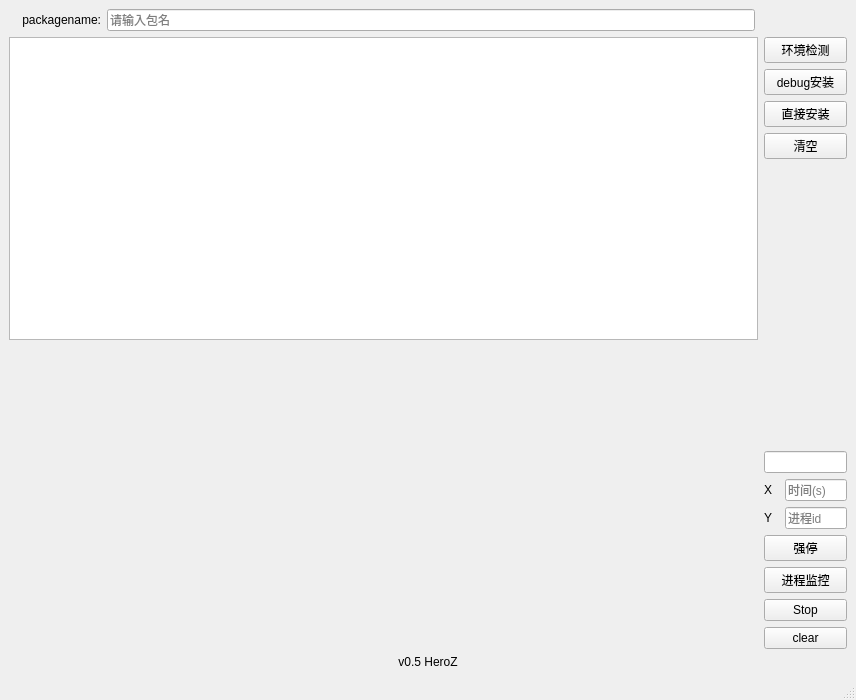
Above: ui/newtoolui.ui from HeroZ6/haiwaitest_tool before the change. Below: the same form after it.
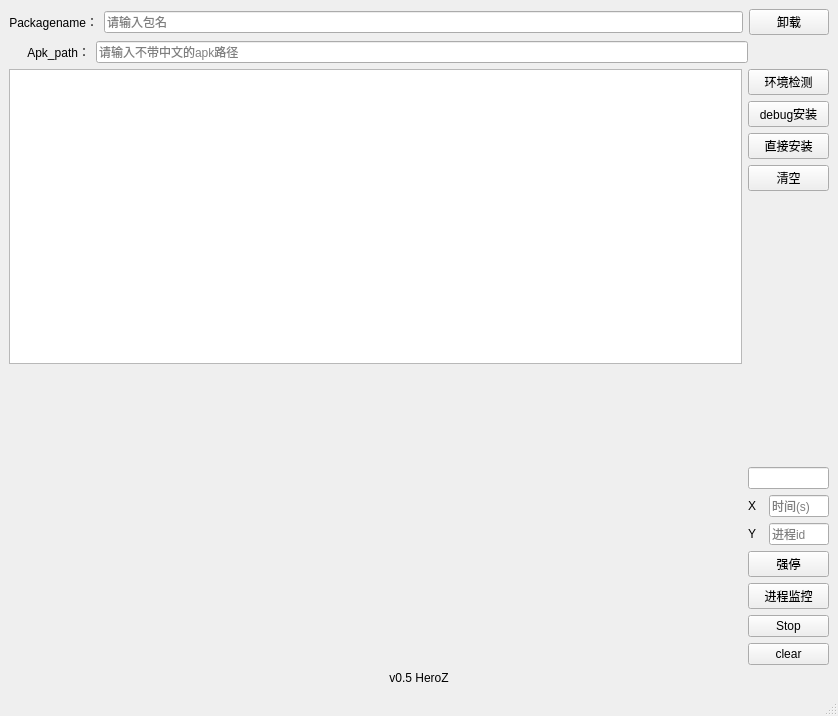
That is the form after the change. Custom widgets are drawn as their Qt base class.

Commit message: 引入东哥debug模块增加卸载安装和反编辑包获取包名功能。

What changed in the file:
```diff
--- a/ui/newtoolui.ui
+++ b/ui/newtoolui.ui
@@ -6,8 +6,8 @@
    <rect>
     <x>0</x>
     <y>0</y>
-    <width>856</width>
-    <height>700</height>
+    <width>838</width>
+    <height>716</height>
    </rect>
   </property>
   <property name="windowTitle">
@@ -18,25 +18,11 @@
     <item>
      <layout class="QVBoxLayout" name="outer_all">
       <item>
-       <layout class="QHBoxLayout" name="ouertui_2" stretch="1">
-        <item>
-         <layout class="QHBoxLayout" name="input_ui" stretch="1,7,1">
-          <property name="sizeConstraint">
-           <enum>QLayout::SetDefaultConstraint</enum>
-          </property>
+       <layout class="QHBoxLayout" name="package_2" stretch="1,8,1">
           <item>
            <widget class="QLabel" name="label">
-            <property name="sizePolicy">
-             <sizepolicy hsizetype="Ignored" vsizetype="Fixed">
-              <horstretch>0</horstretch>
-              <verstretch>0</verstretch>
-             </sizepolicy>
-            </property>
             <property name="text">
-             <string>packagename:</string>
-            </property>
-            <property name="textFormat">
-             <enum>Qt::AutoText</enum>
+           <string>Packagename：</string>
             </property>
             <property name="alignment">
              <set>Qt::AlignRight|Qt::AlignTrailing|Qt::AlignVCenter</set>
@@ -45,52 +31,53 @@
           </item>
           <item>
            <widget class="QLineEdit" name="packname_input">
-            <property name="sizePolicy">
-             <sizepolicy hsizetype="Ignored" vsizetype="Fixed">
-              <horstretch>0</horstretch>
-              <verstretch>0</verstretch>
-             </sizepolicy>
-            </property>
-            <property name="minimumSize">
-             <size>
-              <width>0</width>
-              <height>0</height>
-             </size>
-            </property>
-            <property name="maximumSize">
-             <size>
-              <width>700</width>
-              <height>16777215</height>
-             </size>
-            </property>
-            <property name="layoutDirection">
-             <enum>Qt::LeftToRight</enum>
-            </property>
-            <property name="inputMask">
-             <string/>
-            </property>
-            <property name="text">
-             <string/>
-            </property>
             <property name="placeholderText">
              <string>请输入包名</string>
             </property>
-            <property name="clearButtonEnabled">
-             <bool>false</bool>
-            </property>
-           </widget>
-          </item>
+         </widget>
+        </item>
+        <item>
+         <widget class="QPushButton" name="uninstall_bt">
+          <property name="sizePolicy">
+           <sizepolicy hsizetype="Ignored" vsizetype="Fixed">
+            <horstretch>0</horstretch>
+            <verstretch>0</verstretch>
+           </sizepolicy>
+          </property>
+          <property name="text">
+           <string>卸载</string>
+          </property>
+         </widget>
+        </item>
+       </layout>
+      </item>
           <item>
-           <spacer name="horizontalSpacer">
+       <layout class="QHBoxLayout" name="path" stretch="1,8,1">
+        <item>
+         <widget class="QLabel" name="label_2">
+          <property name="text">
+           <string>Apk_path：</string>
+          </property>
+          <property name="alignment">
+           <set>Qt::AlignRight|Qt::AlignTrailing|Qt::AlignVCenter</set>
+          </property>
+         </widget>
+        </item>
+        <item>
+         <widget class="QLineEdit" name="apk_path">
+          <property name="placeholderText">
+           <string>请输入不带中文的apk路径</string>
+          </property>
+         </widget>
+        </item>
+        <item>
+         <spacer name="horizontalSpacer_2">
             <property name="orientation">
              <enum>Qt::Horizontal</enum>
             </property>
-            <property name="sizeType">
-             <enum>QSizePolicy::Ignored</enum>
-            </property>
             <property name="sizeHint" stdset="0">
              <size>
-              <width>80</width>
+            <width>40</width>
               <height>20</height>
              </size>
             </property>
@@ -98,8 +85,6 @@
           </item>
          </layout>
         </item>
-       </layout>
-      </item>
       <item>
        <layout class="QHBoxLayout" name="outerui_1" stretch="9,1">
         <item>
@@ -113,7 +98,7 @@
           <item>
            <widget class="QPlainTextEdit" name="result_label">
             <property name="sizePolicy">
-             <sizepolicy hsizetype="Expanding" vsizetype="Expanding">
+             <sizepolicy hsizetype="Ignored" vsizetype="Expanding">
               <horstretch>0</horstretch>
               <verstretch>1</verstretch>
              </sizepolicy>
@@ -123,7 +108,7 @@
           <item>
            <widget class="PlotWidget" name="historyPlot" native="true">
             <property name="sizePolicy">
-             <sizepolicy hsizetype="Preferred" vsizetype="Preferred">
+             <sizepolicy hsizetype="Ignored" vsizetype="Preferred">
               <horstretch>0</horstretch>
               <verstretch>1</verstretch>
              </sizepolicy>
@@ -138,20 +123,38 @@
            <layout class="QVBoxLayout" name="verticalLayout" stretch="1,1,1,1,6,0,0,0,0">
             <item>
              <widget class="QPushButton" name="env_button">
+              <property name="sizePolicy">
+               <sizepolicy hsizetype="Ignored" vsizetype="Fixed">
+                <horstretch>0</horstretch>
+                <verstretch>0</verstretch>
+               </sizepolicy>
+              </property>
               <property name="text">
                <string>环境检测</string>
               </property>
              </widget>
             </item>
             <item>
-             <widget class="QPushButton" name="pushButton_3">
+             <widget class="QPushButton" name="debug_install">
+              <property name="sizePolicy">
+               <sizepolicy hsizetype="Ignored" vsizetype="Fixed">
+                <horstretch>0</horstretch>
+                <verstretch>0</verstretch>
+               </sizepolicy>
+              </property>
               <property name="text">
                <string>debug安装</string>
               </property>
              </widget>
             </item>
             <item>
-             <widget class="QPushButton" name="pushButton_4">
+             <widget class="QPushButton" name="common_install">
+              <property name="sizePolicy">
+               <sizepolicy hsizetype="Ignored" vsizetype="Fixed">
+                <horstretch>0</horstretch>
+                <verstretch>0</verstretch>
+               </sizepolicy>
+              </property>
               <property name="text">
                <string>直接安装</string>
               </property>
@@ -159,6 +162,12 @@
             </item>
             <item>
              <widget class="QPushButton" name="clear_button">
+              <property name="sizePolicy">
+               <sizepolicy hsizetype="Ignored" vsizetype="Fixed">
+                <horstretch>0</horstretch>
+                <verstretch>0</verstretch>
+               </sizepolicy>
+              </property>
               <property name="text">
                <string>清空</string>
               </property>
@@ -169,6 +178,9 @@
               <property name="orientation">
                <enum>Qt::Vertical</enum>
               </property>
+              <property name="sizeType">
+               <enum>QSizePolicy::Ignored</enum>
+              </property>
               <property name="sizeHint" stdset="0">
                <size>
                 <width>20</width>
@@ -178,7 +190,14 @@
              </spacer>
             </item>
             <item>
-             <widget class="QLineEdit" name="time_line"/>
+             <widget class="QLineEdit" name="time_line">
+              <property name="sizePolicy">
+               <sizepolicy hsizetype="Ignored" vsizetype="Fixed">
+                <horstretch>0</horstretch>
+                <verstretch>0</verstretch>
+               </sizepolicy>
+              </property>
+             </widget>
             </item>
             <item>
              <layout class="QHBoxLayout" name="X_value" stretch="2,8">
@@ -242,6 +261,12 @@
             </item>
             <item>
              <widget class="QPushButton" name="force_stop">
+              <property name="sizePolicy">
+               <sizepolicy hsizetype="Ignored" vsizetype="Fixed">
+                <horstretch>0</horstretch>
+                <verstretch>0</verstretch>
+               </sizepolicy>
+              </property>
               <property name="text">
                <string>强停</string>
               </property>
@@ -251,6 +276,12 @@
           </item>
           <item>
            <widget class="QPushButton" name="process_start">
+            <property name="sizePolicy">
+             <sizepolicy hsizetype="Ignored" vsizetype="Fixed">
+              <horstretch>0</horstretch>
+              <verstretch>0</verstretch>
+             </sizepolicy>
+            </property>
             <property name="text">
              <string>进程监控</string>
             </property>
@@ -258,6 +289,12 @@
           </item>
           <item>
            <widget class="QPushButton" name="stop_button">
+            <property name="sizePolicy">
+             <sizepolicy hsizetype="Ignored" vsizetype="Fixed">
+              <horstretch>0</horstretch>
+              <verstretch>0</verstretch>
+             </sizepolicy>
+            </property>
             <property name="text">
              <string>Stop</string>
             </property>
@@ -266,7 +303,7 @@
           <item>
            <widget class="QPushButton" name="process_clear">
             <property name="sizePolicy">
-             <sizepolicy hsizetype="Minimum" vsizetype="Fixed">
+             <sizepolicy hsizetype="Ignored" vsizetype="Fixed">
               <horstretch>0</horstretch>
               <verstretch>1</verstretch>
              </sizepolicy>
@@ -281,7 +318,7 @@
        </layout>
       </item>
       <item>
-       <widget class="QLabel" name="label_2">
+       <widget class="QLabel" name="version">
         <property name="text">
          <string>v0.5 HeroZ</string>
         </property>
```
Left out of the diff: 4 changed lines with no effect on the pictures. Lines whose indentation alone changed are shown as unchanged. The commit also changes 25 other files.
